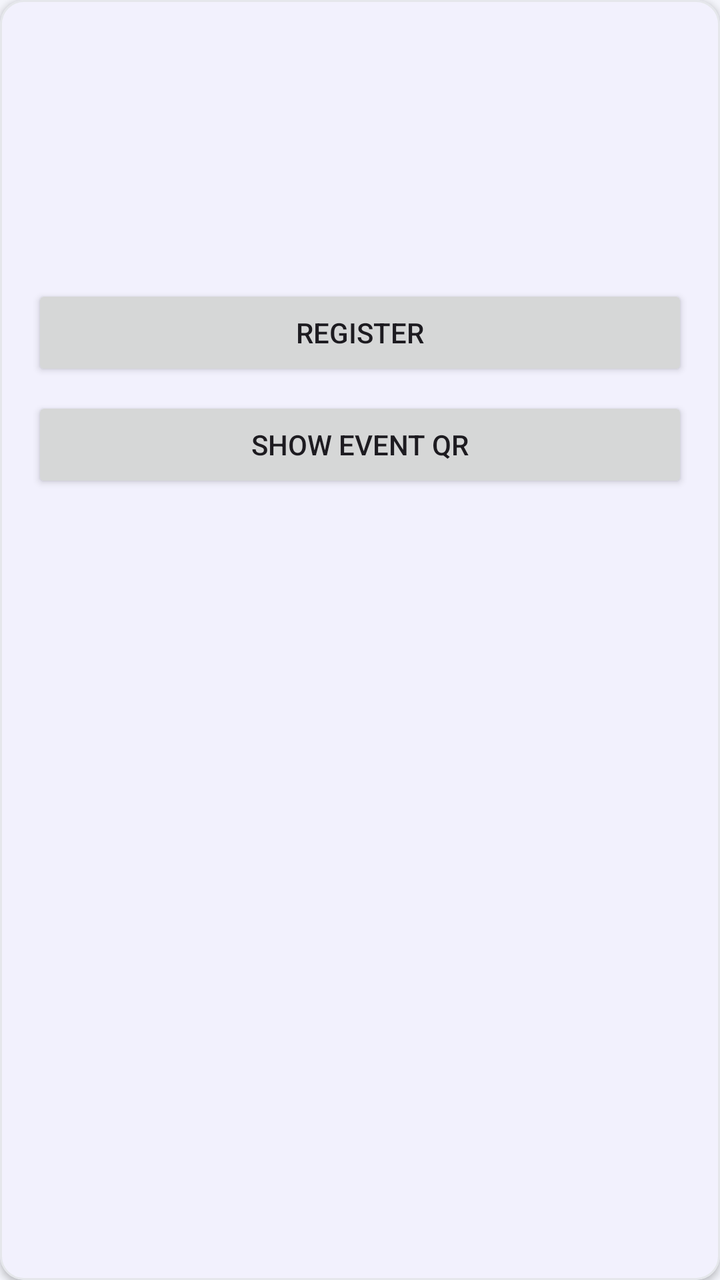
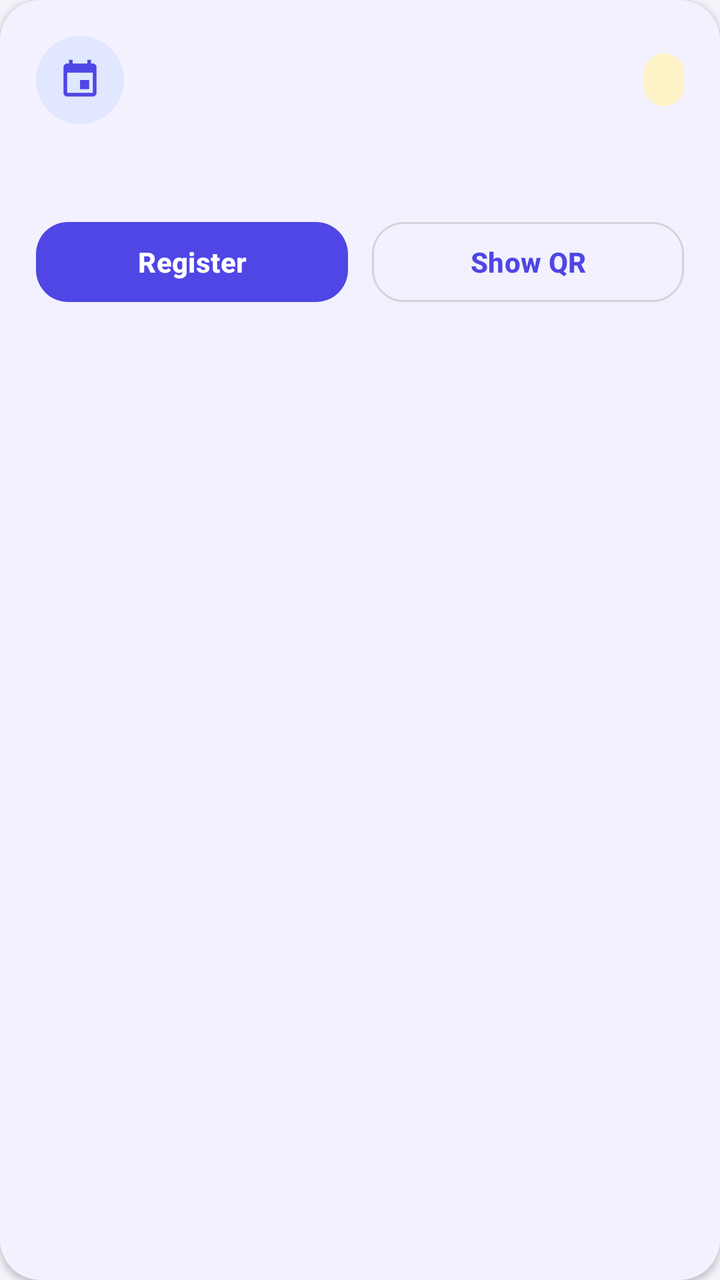

Two renders of the same Android screen: before a commit and after it. Below are the layout's source before the change and the commit's diff.
<!-- AndroidManifest.xml: application theme Theme.CampusPay -->
<!-- res/layout/item_event.xml -->
<?xml version="1.0" encoding="utf-8"?>
<com.google.android.material.card.MaterialCardView
    xmlns:android="http://schemas.android.com/apk/res/android"
    xmlns:app="http://schemas.android.com/apk/res-auto"
    android:layout_width="match_parent"
    android:layout_height="wrap_content"
    android:layout_marginBottom="16dp"
    app:cardCornerRadius="12dp"
    app:cardElevation="2dp">

    <LinearLayout
        android:layout_width="match_parent"
        android:layout_height="wrap_content"
        android:orientation="vertical"
        android:padding="16dp">

        <TextView
            android:id="@+id/tvEventItemTitle"
            android:layout_width="match_parent"
            android:layout_height="wrap_content"
            android:textSize="22sp"
            android:textStyle="bold" />

        <TextView
            android:id="@+id/tvEventItemDescription"
            android:layout_width="match_parent"
            android:layout_height="wrap_content"
            android:layout_marginTop="8dp"
            android:textSize="16sp" />

        <TextView
            android:id="@+id/tvEventItemCredits"
            android:layout_width="match_parent"
            android:layout_height="wrap_content"
            android:layout_marginTop="8dp"
            android:textSize="16sp" />

        <TextView
            android:id="@+id/tvEventItemDate"
            android:layout_width="match_parent"
            android:layout_height="wrap_content"
            android:layout_marginTop="4dp"
            android:textSize="16sp" />

        <Button
            android:id="@+id/btnEventItemRegister"
            android:layout_width="match_parent"
            android:layout_height="wrap_content"
            android:layout_marginTop="12dp"
            android:text="Register" />

        <Button
            android:id="@+id/btnEventItemShowQR"
            android:layout_width="match_parent"
            android:layout_height="wrap_content"
            android:layout_marginTop="8dp"
            android:text="Show Event QR" />

    </LinearLayout>

</com.google.android.material.card.MaterialCardView>
<!-- resources referenced by this layout -->
<resources>
  <style name="Theme.CampusPay" parent="Base.Theme.CampusPay" />
  <color name="brand_primary">#4F46E5</color>
  <color name="white">#FFFFFFFF</color>
  <color name="brand_primary_container">#E0E7FF</color>
  <color name="brand_primary_dark">#3730A3</color>
  <color name="brand_secondary">#14B8A6</color>
  <color name="brand_secondary_container">#CCFBF1</color>
  <color name="brand_secondary_dark">#0F766E</color>
  <color name="background_light">#F4F5FB</color>
  <color name="surface_light">#FFFFFF</color>
  <color name="text_primary">#12142B</color>
  <color name="text_secondary">#6B7280</color>
  <color name="outline_light">#D1D5DB</color>
  <color name="divider">#E5E7EB</color>
  <!-- unchanged entries left out for length: 1 -->
</resources>

<!-- the commit's change to res/layout/item_event.xml (unified diff, before → after) -->
@@ -2,59 +2,111 @@
 <com.google.android.material.card.MaterialCardView
     xmlns:android="http://schemas.android.com/apk/res/android"
     xmlns:app="http://schemas.android.com/apk/res-auto"
+    style="@style/Widget.CampusPay.Card"
     android:layout_width="match_parent"
     android:layout_height="wrap_content"
-    android:layout_marginBottom="16dp"
-    app:cardCornerRadius="12dp"
-    app:cardElevation="2dp">
+    android:layout_marginBottom="14dp">
 
     <LinearLayout
         android:layout_width="match_parent"
         android:layout_height="wrap_content"
         android:orientation="vertical"
-        android:padding="16dp">
+        android:padding="18dp">
 
-        <TextView
-            android:id="@+id/tvEventItemTitle"
+        <LinearLayout
             android:layout_width="match_parent"
             android:layout_height="wrap_content"
-            android:textSize="22sp"
-            android:textStyle="bold" />
+            android:gravity="center_vertical"
+            android:orientation="horizontal">
+
+            <FrameLayout
+                android:layout_width="44dp"
+                android:layout_height="44dp"
+                android:background="@drawable/bg_icon_circle_soft">
+
+                <ImageView
+                    android:layout_width="22dp"
+                    android:layout_height="22dp"
+                    android:layout_gravity="center"
+                    android:contentDescription="Event"
+                    android:src="@drawable/ic_event"
+                    app:tint="@color/brand_primary" />
+            </FrameLayout>
+
+            <LinearLayout
+                android:layout_width="0dp"
+                android:layout_height="wrap_content"
+                android:layout_marginStart="12dp"
+                android:layout_weight="1"
+                android:orientation="vertical">
+
+                <TextView
+                    android:id="@+id/tvEventItemTitle"
+                    android:layout_width="match_parent"
+                    android:layout_height="wrap_content"
+                    android:textColor="@color/text_primary"
+                    android:textSize="17sp"
+                    android:textStyle="bold" />
+
+                <TextView
+                    android:id="@+id/tvEventItemDate"
+                    android:layout_width="match_parent"
+                    android:layout_height="wrap_content"
+                    android:layout_marginTop="2dp"
+                    android:textColor="@color/text_secondary"
+                    android:textSize="13sp" />
+            </LinearLayout>
+
+            <TextView
+                android:id="@+id/tvEventItemCredits"
+                android:layout_width="wrap_content"
+                android:layout_height="wrap_content"
+                android:background="@drawable/bg_credits_pill"
+                android:paddingStart="10dp"
+                android:paddingEnd="10dp"
+                android:paddingTop="5dp"
+                android:paddingBottom="5dp"
+                android:textColor="@android:color/white"
+                android:textSize="12sp"
+                android:textStyle="bold" />
+        </LinearLayout>
 
         <TextView
             android:id="@+id/tvEventItemDescription"
             android:layout_width="match_parent"
             android:layout_height="wrap_content"
-            android:layout_marginTop="8dp"
-            android:textSize="16sp" />
+            android:layout_marginTop="12dp"
+            android:textColor="@color/text_secondary"
+            android:textSize="14sp" />
 
-        <TextView
-            android:id="@+id/tvEventItemCredits"
+        <LinearLayout
             android:layout_width="match_parent"
             android:layout_height="wrap_content"
-            android:layout_marginTop="8dp"
-            android:textSize="16sp" />
+            android:layout_marginTop="14dp"
+            android:orientation="horizontal">
 
-        <TextView
-            android:id="@+id/tvEventItemDate"
-            android:layout_width="match_parent"
-            android:layout_height="wrap_content"
-            android:layout_marginTop="4dp"
-            android:textSize="16sp" />
+            <com.google.android.material.button.MaterialButton
+                android:id="@+id/btnEventItemRegister"
+                style="@style/Widget.CampusPay.Button"
+                android:layout_width="0dp"
+                android:layout_height="wrap_content"
+                android:layout_marginEnd="6dp"
+                android:layout_weight="1"
+                android:minHeight="48dp"
+                android:text="Register"
+                android:textSize="14sp" />
 
-        <Button
-            android:id="@+id/btnEventItemRegister"
-            android:layout_width="match_parent"
-            android:layout_height="wrap_content"
-            android:layout_marginTop="12dp"
-            android:text="Register" />
-
-        <Button
-            android:id="@+id/btnEventItemShowQR"
-            android:layout_width="match_parent"
-            android:layout_height="wrap_content"
-            android:layout_marginTop="8dp"
-            android:text="Show Event QR" />
+            <com.google.android.material.button.MaterialButton
+                android:id="@+id/btnEventItemShowQR"
+                style="@style/Widget.CampusPay.Button.Outlined"
+                android:layout_width="0dp"
+                android:layout_height="wrap_content"
+                android:layout_marginStart="6dp"
+                android:layout_weight="1"
+                android:minHeight="48dp"
+                android:text="Show QR"
+                android:textSize="14sp" />
+        </LinearLayout>
 
     </LinearLayout>
 
<!-- resource entries referenced after the edit -->
@@ -1,6 +1,7 @@
 <!-- resources referenced by this layout -->
 <resources>
   <style name="Theme.CampusPay" parent="Base.Theme.CampusPay" />
+  <color name="credits_gold_container">#FEF3C7</color>
   <color name="brand_primary">#4F46E5</color>
   <color name="white">#FFFFFFFF</color>
   <color name="brand_primary_container">#E0E7FF</color>
@@ -12,6 +13,47 @@
   <color name="surface_light">#FFFFFF</color>
   <color name="text_primary">#12142B</color>
   <color name="text_secondary">#6B7280</color>
+  <!-- drawable bg_credits_pill (drawable) -->
+  <?xml version="1.0" encoding="utf-8"?>
+  <shape xmlns:android="http://schemas.android.com/apk/res/android"
+      android:shape="rectangle">
+      <corners android:radius="100dp" />
+      <solid android:color="@color/credits_gold_container" />
+  </shape>
+  <!-- drawable bg_icon_circle_soft (drawable) -->
+  <?xml version="1.0" encoding="utf-8"?>
+  <shape xmlns:android="http://schemas.android.com/apk/res/android"
+      android:shape="oval">
+      <solid android:color="@color/brand_primary_container" />
+  </shape>
+  <!-- drawable ic_event (drawable) -->
+  <vector xmlns:android="http://schemas.android.com/apk/res/android"
+      android:width="24dp"
+      android:height="24dp"
+      android:viewportWidth="24"
+      android:viewportHeight="24">
+      <path
+          android:fillColor="@android:color/white"
+          android:pathData="M17,12h-5v5h5v-5zM16,1v2H8V1H6v2H5c-1.11,0 -1.99,0.9 -1.99,2L3,19c0,1.1 0.89,2 2,2h14c1.1,0 2,-0.9 2,-2V5c0,-1.1 -0.9,-2 -2,-2h-1V1h-2zM19,19H5V8h14v11z" />
+  </vector>
+  <style name="Widget.CampusPay.Button" parent="Widget.Material3.Button">
+          <item name="cornerRadius">16dp</item>
+          <item name="android:minHeight">56dp</item>
+          <item name="android:textSize">16sp</item>
+          <item name="android:textStyle">bold</item>
+          <item name="android:letterSpacing">0.01</item>
+      </style>
+  <style name="Widget.CampusPay.Button.Outlined" parent="Widget.Material3.Button.OutlinedButton">
+          <item name="cornerRadius">16dp</item>
+          <item name="android:minHeight">56dp</item>
+          <item name="android:textSize">16sp</item>
+          <item name="android:textStyle">bold</item>
+      </style>
+  <style name="Widget.CampusPay.Card" parent="Widget.Material3.CardView.Elevated">
+          <item name="cardCornerRadius">20dp</item>
+          <item name="cardElevation">2dp</item>
+          <item name="cardBackgroundColor">@color/surface_light</item>
+      </style>
   <color name="outline_light">#D1D5DB</color>
   <color name="divider">#E5E7EB</color>
   <!-- unchanged entries left out for length: 1 -->
